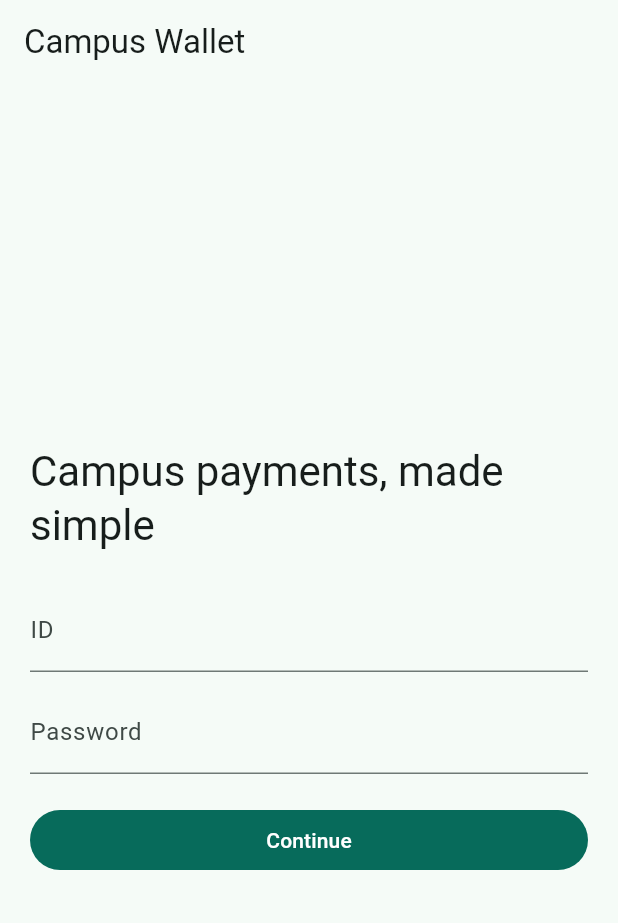
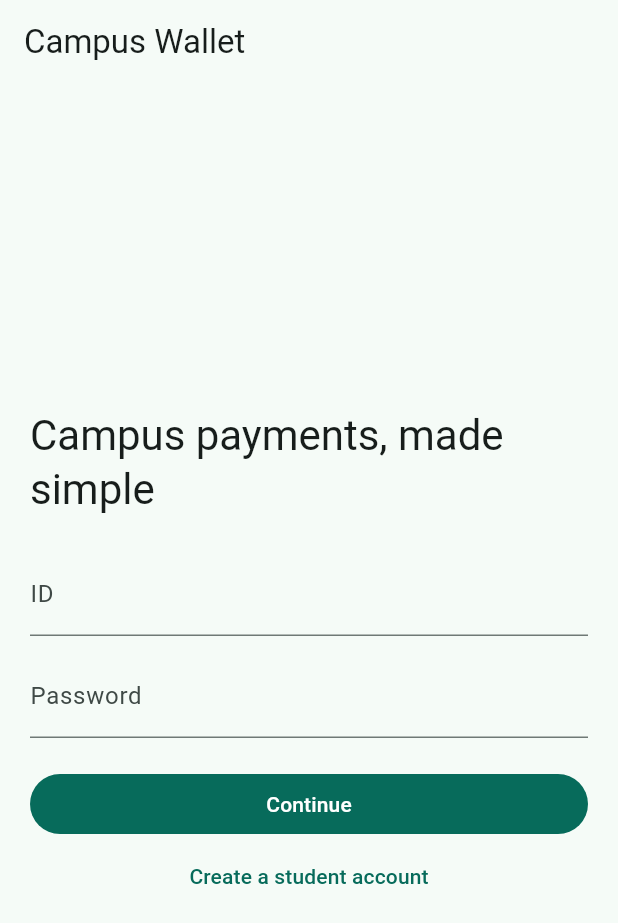
Before and after one commit to praveen-jr-tech/ideal-octo-happiness, a Flutter app: the screen it shows after launch, on a phone screen of 412 x 824 dp. Shown: the top 923 px of the screen. Run offline on Flutter 3.47's test engine with Material 3 defaults, Android fonts, the phone set to English and light mode, and no system bars; our stand-ins replace qr_flutter, shared_preferences.

Commit message:
Add student signup for hosted test app
Expose the existing student signup flow from the app entry screen and document account creation without relying on a paid Render shell.

Co-authored-by: Copilot <223556219+Copilot@users.noreply.github.com>

```diff
--- a/student_app/lib/main.dart
+++ b/student_app/lib/main.dart
@@ -99,6 +99,17 @@ class _RoleScreenState extends State<RoleScreen> {
               if (error != null) Padding(padding: const EdgeInsets.only(top: 12), child: Text(error!, style: const TextStyle(color: Colors.red))),
               const SizedBox(height: 20),
               FilledButton(onPressed: busy ? null : signIn, child: const Text('Continue')),
+              TextButton(
+                onPressed: busy
+                    ? null
+                    : () {
+                        Navigator.push(
+                          context,
+                          MaterialPageRoute<void>(builder: (_) => const StudentAuthScreen()),
+                        );
+                      },
+                child: const Text('Create a student account'),
+              ),
             ],
           ),
         ),
```
Also changed, not shown: 1 other file.
